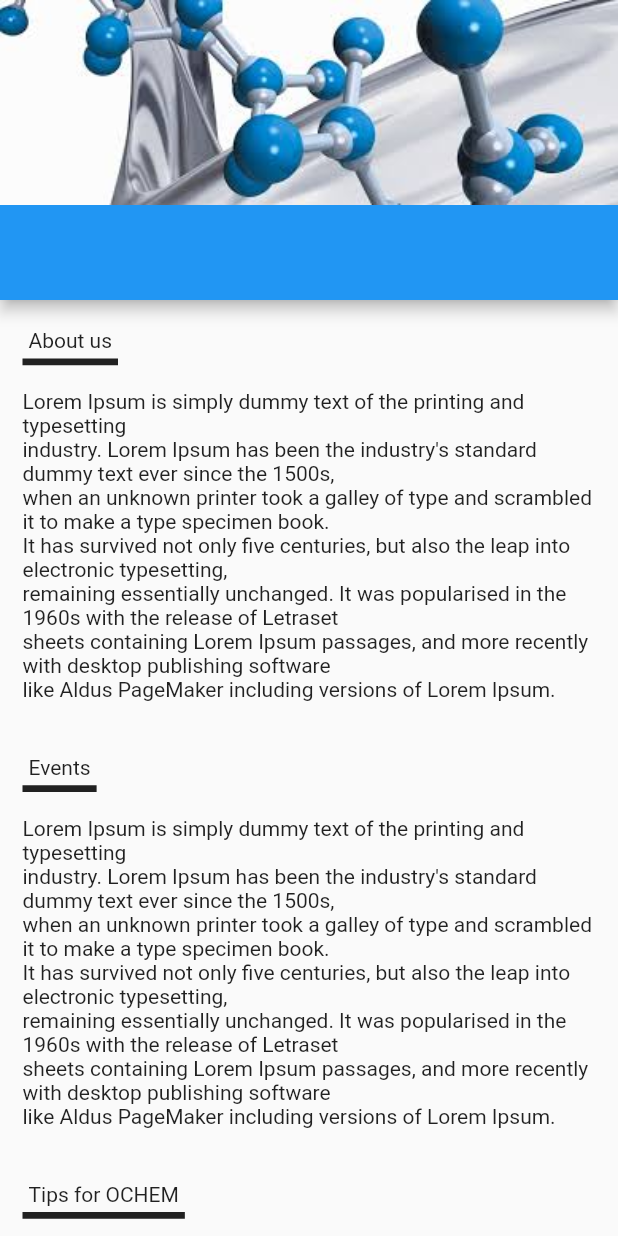
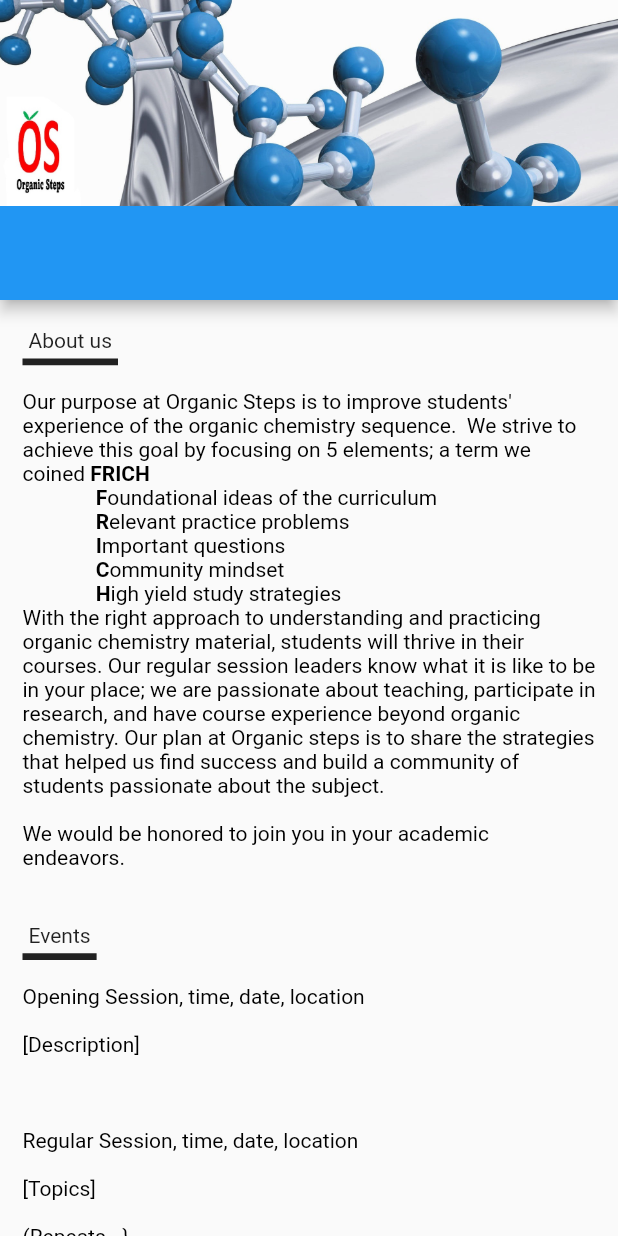
Before and after one commit to GithubN0ob/organic-steps, a Flutter app: the screen it shows after launch, on a phone screen of 412 x 824 dp. Run offline on Flutter 3.47's test engine with Material 2 defaults, Android fonts, the light colour scheme and no system bars.

Commit message:
final beta version

```diff
--- a/lib/commons/constants.dart
+++ b/lib/commons/constants.dart
@@ -1,7 +1,140 @@
-String lorem_ipsum = """Lorem Ipsum is simply dummy text of the printing and typesetting
+import 'package:flutter/gestures.dart';
+import 'package:flutter/material.dart';
+import 'package:url_launcher/url_launcher.dart';
+
+String lorem_ipsum =
+    """Lorem Ipsum is simply dummy text of the printing and typesetting
 industry. Lorem Ipsum has been the industry's standard dummy text ever since the 1500s,
 when an unknown printer took a galley of type and scrambled it to make a type specimen book.
 It has survived not only five centuries, but also the leap into electronic typesetting,
 remaining essentially unchanged. It was popularised in the 1960s with the release of Letraset
 sheets containing Lorem Ipsum passages, and more recently with desktop publishing software
 like Aldus PageMaker including versions of Lorem Ipsum.""";
+
+RichText about_us_richtext = RichText(
+  text: const TextSpan(
+    // Note: Styles for TextSpans must be explicitly defined.
+    // Child text spans will inherit styles from parent
+    style: TextStyle(
+      fontSize: 14.0,
+      color: Colors.black,
+    ),
+    children: <TextSpan>[
+      TextSpan(
+          text:
+              "Our purpose at Organic Steps is to improve students' experience of the organic chemistry sequence.  We strive to achieve this goal by focusing on 5 elements; a term we coined "),
+      TextSpan(text: 'FRICH', style: TextStyle(fontWeight: FontWeight.bold)),
+      TextSpan(text: "\n"),
+      TextSpan(
+          text: '              F',
+          style: TextStyle(fontWeight: FontWeight.bold)),
+      TextSpan(text: "oundational ideas of the curriculum\n"),
+      TextSpan(
+          text: '              R',
+          style: TextStyle(fontWeight: FontWeight.bold)),
+      TextSpan(text: "elevant practice problems\n"),
+      TextSpan(
+          text: '              I',
+          style: TextStyle(fontWeight: FontWeight.bold)),
+      TextSpan(text: "mportant questions\n"),
+      TextSpan(
+          text: '              C',
+          style: TextStyle(fontWeight: FontWeight.bold)),
+      TextSpan(text: "ommunity mindset\n"),
+      TextSpan(
+          text: '              H',
+          style: TextStyle(fontWeight: FontWeight.bold)),
+      TextSpan(text: "igh yield study strategies\n"),
+      TextSpan(
+          text:
+              """With the right approach to understanding and practicing organic chemistry material, students will thrive in their courses. Our regular session leaders know what it is like to be in your place; we are passionate about teaching, participate in research, and have course experience beyond organic chemistry. Our plan at Organic steps is to share the strategies that helped us find success and build a community of students passionate about the subject.
+
+We would be honored to join you in your academic endeavors."""),
+    ],
+  ),
+);
+
+RichText events_richtext = RichText(
+  text: const TextSpan(
+    style: TextStyle(
+      fontSize: 14.0,
+      color: Colors.black,
+    ),
+    children: <TextSpan>[
+      TextSpan(text: """Opening Session, time, date, location
+
+[Description]
+
+
+
+Regular Session, time, date, location
+
+[Topics]
+
+(Repeats...}
+
+
+
+Big Event, time, date, location
+
+[Description]"""),
+    ],
+  ),
+);
+
+RichText get_connected_richtext = RichText(
+  text: TextSpan(
+    style: TextStyle(
+      fontSize: 14.0,
+      color: Colors.black,
+    ),
+    children: <TextSpan>[
+      TextSpan(
+        text: 'Join the Organic Steps community!',
+        style: TextStyle(fontWeight: FontWeight.bold),
+      ),
+      TextSpan(
+        text:
+            " Become a member to receive reminders about upcoming events and access to additional course resources. Register through the brief google form below:\n",
+      ),
+      TextSpan(
+        text: 'https://forms.gle/6NgUHULhbRrGRFPd9',
+        style: TextStyle(color: Colors.blue),
+        recognizer: TapGestureRecognizer()
+          ..onTap = () {
+            launchUrl(Uri.parse('https://forms.gle/6NgUHULhbRrGRFPd9'));
+          },
+      ),
+      TextSpan(
+        text: '\n\nJoin our Discord:\n',
+      ),
+      TextSpan(
+        text: 'https://discord.gg/bKjWgCcYDh',
+        style: TextStyle(color: Colors.blue),
+        recognizer: TapGestureRecognizer()
+          ..onTap = () {
+            launchUrl(Uri.parse('https://discord.gg/bKjWgCcYDh'));
+          },
+      ),
+    ],
+  ),
+);
+
+RichText tips_richtext = RichText(
+  text: const TextSpan(
+    // Note: Styles for TextSpans must be explicitly defined.
+    // Child text spans will inherit styles from parent
+    style: TextStyle(
+      fontSize: 14.0,
+      color: Colors.black,
+    ),
+    children: <TextSpan>[
+      TextSpan(
+        text:
+            """Our philosophy behind academic success is that comprehension is greater than memorization.  Instead of force feeding our brains information about chemical reactions and memorizing spectroscopy tables, lets will focus on the foundational ideas behind such concepts. Not only will understanding these concepts make memorization easier, but this comprehension will lead to greater enjoyment of the subject. As noted in our five pillars, building intuition is a primary focus at Organic steps.
+
+To learn more about what helped us succeed in organic chemistry, join us at one of our regular sessions listed above!""",
+      ),
+    ],
+  ),
+);
--- a/lib/commons/hp_footer.dart
+++ b/lib/commons/hp_footer.dart
@@ -11,12 +11,21 @@ class _HPFooterState extends State<HPFooter> {
   @override
   Widget build(BuildContext context) {
     return Container(
+      padding: const EdgeInsets.all(16.0),
       color: Colors.blue,
-      height: 64,
+      height: 32,
       width: MediaQuery.of(context).size.width,
-      child: Row(
+      child: Column(
         mainAxisAlignment: MainAxisAlignment.spaceEvenly,
-        children: [
+        children: const [
+          // Image(
+          //   height: 50,
+          //   width: 50,
+          //   image: AssetImage('assets/images/icons/icon.jpg'),
+          //   fit: BoxFit.cover,
+          // ),
+          // Text("“Grow through understanding”"),
+          // Text("OSemail@uw.edu"),
           // Image
           // Social Media
           // StackOverflow Site design / logo © 2022 Stack Exchange Inc; user contributions licensed under CC BY-SA. rev 2022.9.6.42958
--- a/lib/commons/hp_sub_section.dart
+++ b/lib/commons/hp_sub_section.dart
@@ -4,7 +4,7 @@ import 'constants.dart';
 
 class Section {
   String header;
-  String content;
+  Widget content;
 
   Section(this.header, this.content);
 }
@@ -22,8 +22,7 @@ class _HPSubSectionState extends State<HPSubSection> {
 
   @override
   Widget build(BuildContext context) {
-    return Container(
-      child: Column(
+    return Column(
       crossAxisAlignment: CrossAxisAlignment.start,
       children: [
         Container(
@@ -43,9 +42,8 @@ class _HPSubSectionState extends State<HPSubSection> {
         const SizedBox(
           height: 16,
         ),
-          Text(lorem_ipsum),
+        widget.data.content,
       ],
-      ),
     );
   }
 }
--- a/lib/home.dart
+++ b/lib/home.dart
@@ -1,4 +1,5 @@
 import 'package:flutter/material.dart';
+import 'package:organicsteps/commons/constants.dart';
 
 import 'commons/hp_footer.dart';
 import 'commons/hp_sub_section.dart';
@@ -17,10 +18,10 @@ class _MyHomePageState extends State<MyHomePage> {
   void initState() {
     super.initState();
     sections = [
-      Section('About us', 'coming soon'),
-      Section('Events', 'coming soon'),
-      Section('Tips for OCHEM', 'coming soon'),
-      Section('Get Connected', 'coming soon'),
+      Section('About us', about_us_richtext),
+      Section('Events', events_richtext),
+      Section('Get Connected', get_connected_richtext),
+      Section('Tips for OCHEM', tips_richtext),
     ];
   }
 
@@ -29,12 +30,13 @@ class _MyHomePageState extends State<MyHomePage> {
     return Scaffold(
       appBar: PreferredSize(
         preferredSize: const Size.fromHeight(200.0),
-        child: Container(
-          color: Colors.purple,
         child: AppBar(
-            flexibleSpace: Image(
-              image: AssetImage('assets/images/banner1.jpg'),
+          flexibleSpace: AspectRatio(
+            aspectRatio: 27/9,
+            child: Image(
+              image: AssetImage('assets/images/banner4.jpg'),
               fit: BoxFit.cover,
+            ),
           ),
           bottom: PreferredSize(
             preferredSize: const Size.fromHeight(20),
@@ -45,9 +47,7 @@ class _MyHomePageState extends State<MyHomePage> {
           ),
         ),
       ),
-      ),
       body: SingleChildScrollView(
-        child: Container(
         child: Column(
           children: [
             ListView.separated(
@@ -58,9 +58,17 @@ class _MyHomePageState extends State<MyHomePage> {
               separatorBuilder: (context, index) => const SizedBox(height: 32,),
             ),
             const SizedBox(height: 16),
-              // HPFooter(),
+            Image(
+              height: 80,
+              width: 80,
+              image: AssetImage('assets/images/icons/icon.jpg'),
+              // fit: BoxFit.,
+            ),
+            Text("“Grow through understanding”"),
+            Text("OSemail@uw.edu"),
+            const SizedBox(height: 16),
+            HPFooter(),
           ],
-          ),
         ),
       ),
     );
--- a/pubspec.yaml
+++ b/pubspec.yaml
@@ -13,7 +13,7 @@ dependencies:
     sdk: flutter
 
   cupertino_icons: ^1.0.2
-  flutter_launcher_icons: ^0.10.0
+  url_launcher: ^6.1.5
 
 dev_dependencies:
   flutter_test:
@@ -28,3 +28,5 @@ flutter:
   assets:
     - assets/images/banner1.jpg
     - assets/images/banner2.jpg
+    - assets/images/banner4.jpg
+    - assets/images/icons/icon.jpg
```
Also changed, not shown: assets/images/banner4.jpg (added), pubspec.lock, 5 other files. Lines whose indentation alone changed are shown as unchanged.
